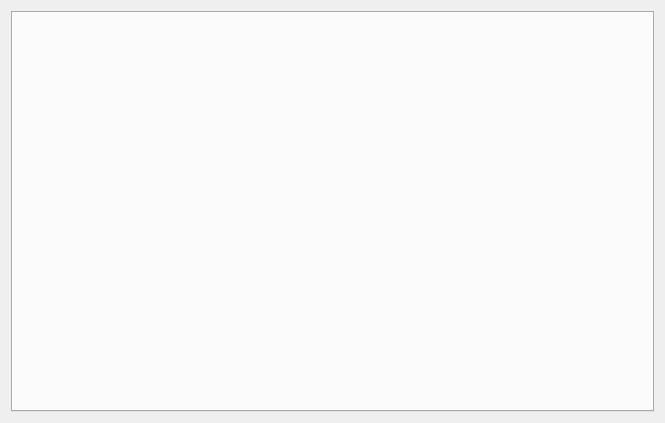
Before: the Qt Designer form plots.ui in Gahemo0306/SoftawareShen, drawn with Qt 5.
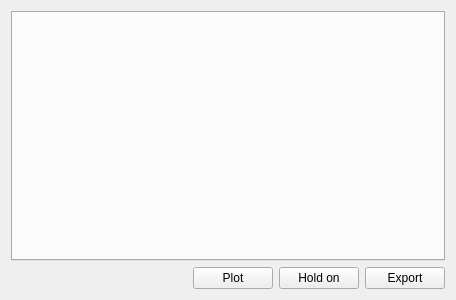
After: the same form once the commit is applied.

The edit to the form file:
```diff
--- a/plots.ui
+++ b/plots.ui
@@ -6,21 +6,65 @@
    <rect>
     <x>0</x>
     <y>0</y>
-    <width>665</width>
-    <height>423</height>
+    <width>456</width>
+    <height>300</height>
    </rect>
   </property>
   <property name="windowTitle">
    <string>Form</string>
   </property>
-  <layout class="QGridLayout" name="gridLayout">
+  <layout class="QGridLayout" name="gridLayout_2">
    <item row="0" column="0">
     <widget class="QTabWidget" name="tabWidget">
+     <property name="tabShape">
+      <enum>QTabWidget::Triangular</enum>
+     </property>
      <property name="currentIndex">
       <number>-1</number>
      </property>
+     <property name="tabsClosable">
+      <bool>true</bool>
+     </property>
     </widget>
    </item>
+   <item row="1" column="0">
+    <layout class="QGridLayout" name="gridLayout">
+     <item row="0" column="2">
+      <widget class="QPushButton" name="pushButton_2">
+       <property name="text">
+        <string>Hold on</string>
+       </property>
+      </widget>
+     </item>
+     <item row="0" column="1">
+      <widget class="QPushButton" name="pushButton">
+       <property name="text">
+        <string>Plot</string>
+       </property>
+      </widget>
+     </item>
+     <item row="0" column="0">
+      <spacer name="horizontalSpacer">
+       <property name="orientation">
+        <enum>Qt::Horizontal</enum>
+       </property>
+       <property name="sizeHint" stdset="0">
+        <size>
+         <width>40</width>
+         <height>20</height>
+        </size>
+       </property>
+      </spacer>
+     </item>
+     <item row="0" column="3">
+      <widget class="QPushButton" name="pushButton_3">
+       <property name="text">
+        <string>Export</string>
+       </property>
+      </widget>
+     </item>
+    </layout>
+   </item>
   </layout>
  </widget>
  <resources/>
```
